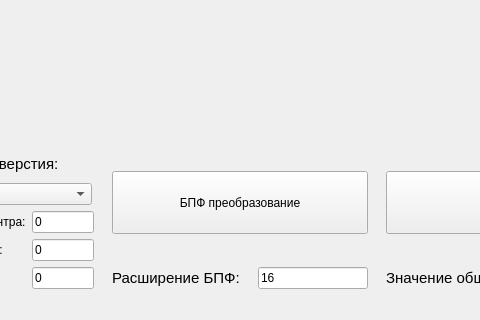
Laufinsconsca/vortex-processing, file mainwindow.ui: the form before one commit; both pictures show x 109 to 589 and y 570 to 890 of the 760 by 890 pixel window.
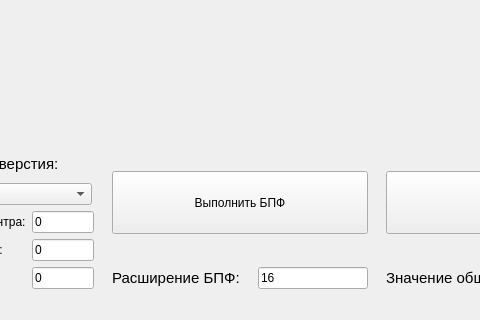
The form after the commit. Icons and pictures are not drawn.

Patch:
```diff
--- a/mainwindow.ui
+++ b/mainwindow.ui
@@ -866,7 +866,7 @@
            </sizepolicy>
           </property>
           <property name="text">
-           <string>БПФ преобразование</string>
+           <string>Выполнить БПФ</string>
           </property>
          </widget>
         </item>
```
Left out of the diff: 8 changed lines with no effect on the pictures.
